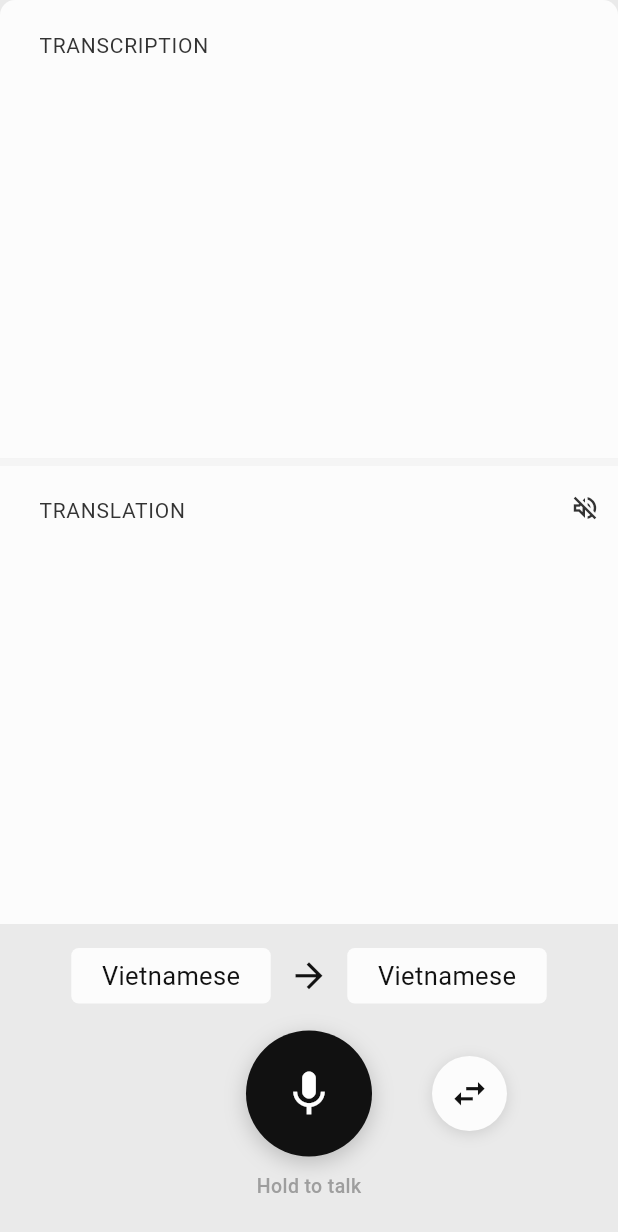
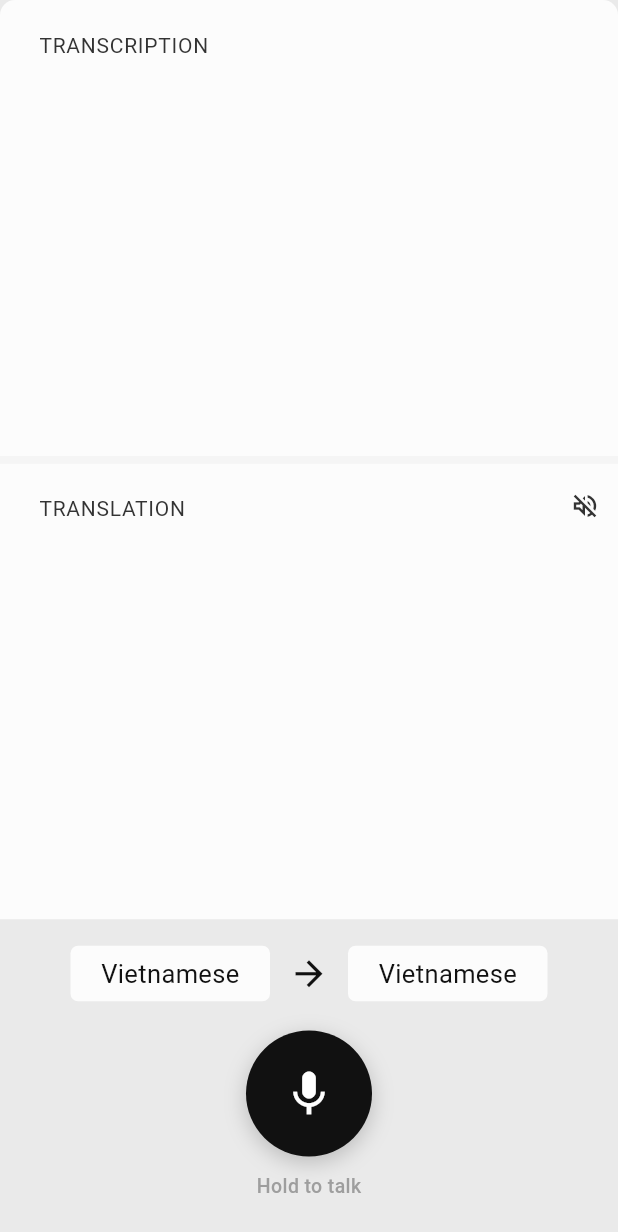
Before and after one commit to xius-snu/silsigan, a Flutter app: the QuickPanel widget shown alone on an empty page, opened directly with empty values, on a phone screen of 412 x 824 dp. Shown: the top 1232 px of the screen. Run offline on Flutter 3.47's test engine with Material 3 defaults, Android fonts, the phone set to English and light mode, and no system bars; our stand-ins replace device_info_plus, flutter_riverpod, flutter_tts, package_info_plus, permission_handler, share_plus and 2 more; missing offline and left inert: flutter_foreground_task, flutter_sound, purchases_flutter, record; accounts and stored records are empty; network calls fail.

Commit message:
Quick Mode: move language swap onto the tappable arrow (1.0.8+38)
- quick_panel: swap fires from the language-row arrow (matches
  line-by-line/split); remove the bottom-row swap button.
- AndroidManifest: add url_launcher VIEW query intents (https + market)
  so web and Play Store links can open.
- Update App Store preview images.

Co-Authored-By: Claude Opus 4.8 <noreply@anthropic.com>

```diff
--- a/lib/ui/widgets/quick_panel.dart
+++ b/lib/ui/widgets/quick_panel.dart
@@ -30,11 +30,12 @@ class QuickPanel extends StatefulWidget {
   final ValueChanged<TargetLanguage> onTargetLanguageChanged;
 
   /// Whether the languages are currently in the swapped ("reply") state. Drives
-  /// the highlight on the swap button so the user can tell a swap is active.
+  /// the highlight on the language-row arrow so the user can tell a swap is active.
   final bool swapActive;
 
   /// Toggle the target language to the other side of the conversation (and back
-  /// again on a second press). Implemented by the swap handler in MainScreen.
+  /// again on a second press). Fired by tapping the language-row arrow;
+  /// implemented by the swap handler in MainScreen.
   final VoidCallback onSwap;
 
   const QuickPanel({
@@ -294,12 +295,37 @@ class _QuickPanelState extends State<QuickPanel>
           enabled: !_isRecording && !_isProcessing,
           onChanged: widget.onSourceChanged,
         ),
-        const Padding(
-          padding: EdgeInsets.symmetric(horizontal: 12),
-          child: Icon(
-            Icons.arrow_forward,
-            size: 27,
-            color: AppConstants.textPrimary,
+        // Tappable swap arrow: flips source ↔ target (or, with an "Any" source
+        // mid-session, points the target at the last-detected language so the
+        // listener can reply). A second press reverts. Disabled while recording.
+        GestureDetector(
+          behavior: HitTestBehavior.opaque,
+          onTap: (_isRecording || _isProcessing)
+              ? null
+              : () {
+                  HapticFeedback.selectionClick();
+                  widget.onSwap();
+                },
+          child: Padding(
+            padding: const EdgeInsets.symmetric(horizontal: 6),
+            child: AnimatedContainer(
+              duration: const Duration(milliseconds: 150),
+              width: 40,
+              height: 40,
+              alignment: Alignment.center,
+              decoration: BoxDecoration(
+                shape: BoxShape.circle,
+                color: widget.swapActive
+                    ? AppConstants.micButtonColor
+                    : Colors.transparent,
+              ),
+              child: Icon(
+                widget.swapActive ? Icons.swap_horiz : Icons.arrow_forward,
+                size: 27,
+                color:
+                    widget.swapActive ? Colors.white : AppConstants.textPrimary,
+              ),
+            ),
           ),
         ),
         PopupMenuButton<TargetLanguage>(
@@ -345,11 +371,10 @@ class _QuickPanelState extends State<QuickPanel>
     final hasText = widget.transcript.trim().isNotEmpty ||
         widget.translation.trim().isNotEmpty;
     // The clear button only appears when there's something to clear and we're
-    // not mid-recording. The swap button sits on the right and is hidden while
-    // recording (languages can't change mid-utterance). Both reserve a fixed
-    // slot so the mic stays centered regardless of visibility.
+    // not mid-recording. Swapping now lives on the language-row arrow, so the
+    // right slot is just an empty placeholder matching the clear button's slot
+    // to keep the mic centered.
     final showClear = !_isRecording && !_isProcessing && hasText;
-    final showSwap = !_isRecording && !_isProcessing;
     return Row(
       mainAxisAlignment: MainAxisAlignment.center,
       children: [
@@ -357,54 +382,11 @@ class _QuickPanelState extends State<QuickPanel>
         const SizedBox(width: 40),
         _buildMicButton(),
         const SizedBox(width: 40),
-        _buildSwapButton(showSwap),
+        const SizedBox(
+          width: AppConstants.sideButtonSize,
+          height: AppConstants.sideButtonSize,
+        ),
       ],
-    );
-  }
-
-  /// Swap / "reload" button: flips the target language to the other side of the
-  /// conversation so the listener can reply, and back again on a second press.
-  Widget _buildSwapButton(bool show) {
-    return AnimatedSwitcher(
-      duration: const Duration(milliseconds: 150),
-      child: show
-          ? GestureDetector(
-              key: const ValueKey('quick-swap'),
-              behavior: HitTestBehavior.opaque,
-              onTap: () {
-                HapticFeedback.selectionClick();
-                widget.onSwap();
-              },
-              child: Container(
-                width: AppConstants.sideButtonSize,
-                height: AppConstants.sideButtonSize,
-                decoration: BoxDecoration(
-                  shape: BoxShape.circle,
-                  color: widget.swapActive
-                      ? AppConstants.micButtonColor
-                      : AppConstants.panelColor,
-                  boxShadow: [
-                    BoxShadow(
-                      color: Colors.black.withOpacity(0.12),
-                      blurRadius: 8,
-                      offset: const Offset(0, 2),
-                    ),
-                  ],
-                ),
-                child: Icon(
-                  Icons.swap_horiz,
-                  color: widget.swapActive
-                      ? Colors.white
-                      : AppConstants.textPrimary,
-                  size: AppConstants.sideIconSize,
-                ),
-              ),
-            )
-          : const SizedBox(
-              key: ValueKey('quick-swap-empty'),
-              width: AppConstants.sideButtonSize,
-              height: AppConstants.sideButtonSize,
-            ),
     );
   }
 
--- a/pubspec.yaml
+++ b/pubspec.yaml
@@ -1,7 +1,7 @@
 name: silsigan
 description: "Korean to Vietnamese live translation app"
 publish_to: 'none'
-version: 1.0.8+37
+version: 1.0.8+38
 
 environment:
   sdk: '>=3.4.3 <4.0.0'
```
Also changed, not shown: appstorepreviewimages/Screenshot_20260310_012741 2.png (added), appstorepreviewimages/new1.jpg, appstorepreviewimages/new1.png (deleted), appstorepreviewimages/new2.png (deleted), appstorepreviewimages/new3.png (deleted), 1 other file.
